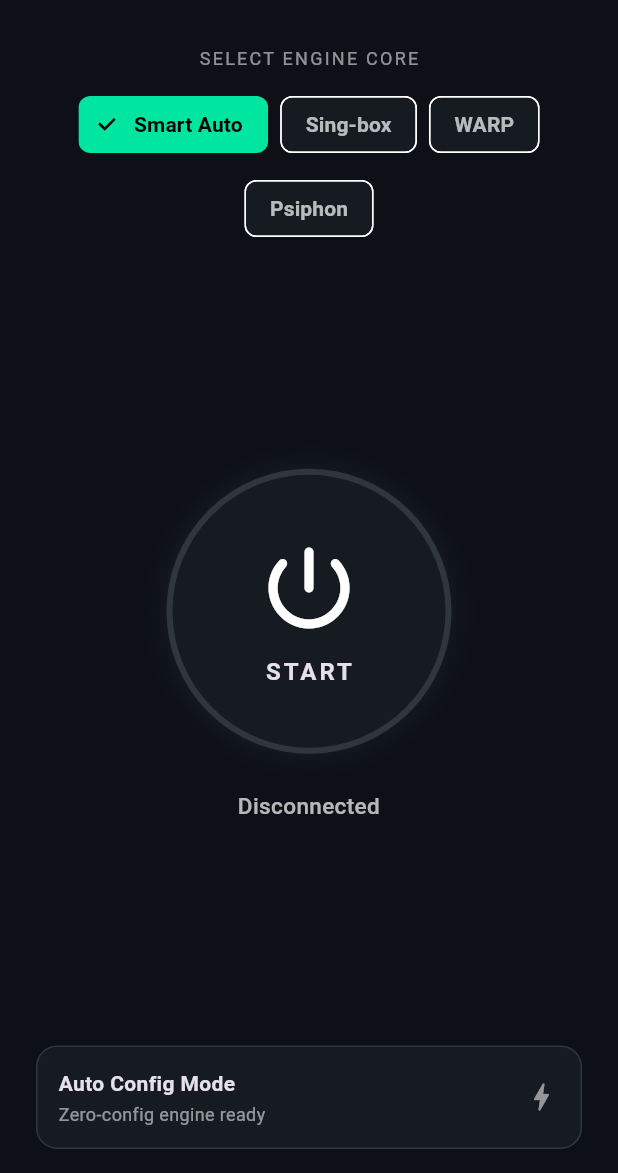
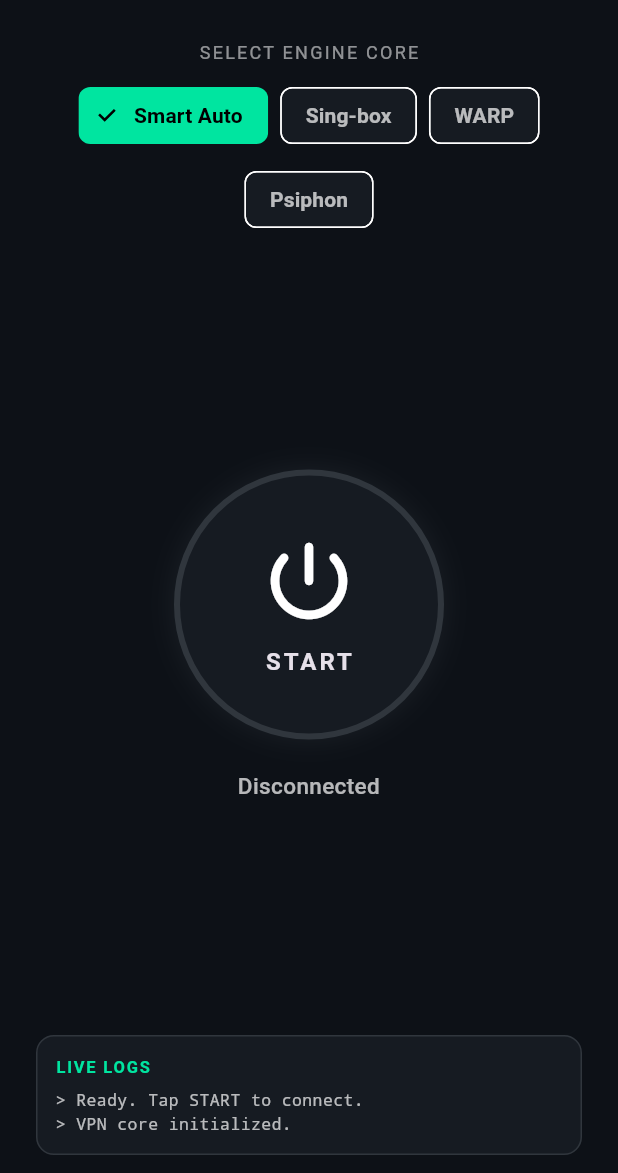
Before and after one commit to Hamedoo5472/NOORVPN, a Flutter app: the screen it shows after launch, on a phone screen of 412 x 824 dp, the part 63-1236 px from its top. Run offline on Flutter 3.47's test engine with Material 3 defaults, Android fonts, the phone set to English and light mode, and no system bars; our stand-ins replace shared_preferences; missing offline and left inert: flutter_v2ray.

Commit message:
Add CDN sources and live logs

```diff
--- a/lib/config_service.dart
+++ b/lib/config_service.dart
@@ -1,32 +1,55 @@
 import 'dart:convert';
 import 'package:http/http.dart' as http;
 
+class ConfigFetchResult {
+  final List<String> configs;
+  final List<String> logs;
+
+  ConfigFetchResult({required this.configs, required this.logs});
+}
+
 class ConfigService {
   static const List<String> _sources = [
-    'https://raw.githubusercontent.com/barry-far/V2ray-Configs/main/Sub1.txt',
-    'https://raw.githubusercontent.com/yebekhe/TVC/main/subscriptions/xray/normal/mix',
+    'https://cdn.jsdelivr.net/gh/barry-far/V2ray-Configs@main/All_Configs_Sub.txt',
+    'https://cdn.jsdelivr.net/gh/Epodonios/v2ray-configs@main/All_Configs_Sub.txt',
+    'https://cdn.jsdelivr.net/gh/mahdibland/V2RayAggregator@master/sub/sub_merge.txt',
+    'https://raw.githubusercontent.com/barry-far/V2ray-Configs/main/All_Configs_Sub.txt',
+    'https://raw.githubusercontent.com/Epodonios/v2ray-configs/main/All_Configs_Sub.txt',
   ];
 
   static Future<List<String>> fetchAutoConfigs() async {
+    final result = await fetchWithLogs();
+    return result.configs;
+  }
+
+  static Future<ConfigFetchResult> fetchWithLogs() async {
     final List<String> configs = [];
+    final List<String> logs = [];
 
-    for (final url in _sources) {
+    for (int i = 0; i < _sources.length; i++) {
+      final url = _sources[i];
       try {
         final response = await http
             .get(Uri.parse(url))
-            .timeout(const Duration(seconds: 10));
+            .timeout(const Duration(seconds: 8));
 
         if (response.statusCode == 200) {
           final parsed = _parseRawConfigs(response.body);
+          logs.add('Source ${i + 1}: OK (${parsed.length} configs)');
           configs.addAll(parsed);
-          if (configs.isNotEmpty) break;
+          if (configs.length >= 20) break;
+        } else {
+          logs.add('Source ${i + 1}: HTTP ${response.statusCode}');
         }
-      } catch (_) {
+      } catch (e) {
+        logs.add('Source ${i + 1}: Failed (${e.runtimeType})');
         continue;
       }
     }
 
-    return configs.toSet().toList();
+    final unique = configs.toSet().toList();
+    unique.shuffle();
+    return ConfigFetchResult(configs: unique, logs: logs);
   }
 
   static List<String> _parseRawConfigs(String body) {
@@ -44,8 +67,6 @@ class ConfigService {
       'vmess://',
       'trojan://',
       'ss://',
-      'hy2://',
-      'tuic://',
     ];
 
     return text
--- a/lib/main.dart
+++ b/lib/main.dart
@@ -36,9 +36,11 @@ class HomeScreen extends StatefulWidget {
 
 class _HomeScreenState extends State<HomeScreen> {
   final List<String> cores = ['Smart Auto', 'Sing-box', 'WARP', 'Psiphon'];
+  final List<String> _logs = ['Ready. Tap START to connect.'];
   String selectedCore = 'Smart Auto';
   bool isConnected = false;
   bool isConnecting = false;
+  bool _isInitialized = false;
   bool _cancelRequested = false;
   String statusText = 'Disconnected';
   String _activeRemark = 'NOORVPN';
@@ -60,16 +62,39 @@ class _HomeScreenState extends State<HomeScreen> {
             isConnected = true;
             isConnecting = false;
             statusText = 'Connected ($_activeRemark)';
+            _addLog('Tunnel connected!');
           } else if (state == 'DISCONNECTED') {
+            final wasConnected = isConnected;
             isConnected = false;
-            if (!isConnecting) {
+            if (wasConnected) {
               statusText = 'Disconnected';
+              _addLog('Tunnel disconnected.');
             }
           }
         });
       },
     );
-    _v2ray.initializeV2Ray();
+    _initCore();
+  }
+
+  Future<void> _initCore() async {
+    try {
+      await _v2ray.initializeV2Ray();
+      _isInitialized = true;
+      _addLog('VPN core initialized.');
+    } catch (e) {
+      _addLog('Core init error: $e');
+    }
+  }
+
+  void _addLog(String message) {
+    if (!mounted) return;
+    setState(() {
+      _logs.add(message);
+      if (_logs.length > 6) {
+        _logs.removeAt(0);
+      }
+    });
   }
 
   Future<void> _loadSelectedCore() async {
@@ -91,6 +116,7 @@ class _HomeScreenState extends State<HomeScreen> {
   Future<void> _toggleConnection() async {
     if (isConnected || isConnecting) {
       _cancelRequested = true;
+      _addLog('Stopping connection...');
       await _v2ray.stopV2Ray();
       if (!mounted) return;
       setState(() {
@@ -103,37 +129,49 @@ class _HomeScreenState extends State<HomeScreen> {
 
     _cancelRequested = false;
     setState(() {
+      _logs.clear();
       isConnecting = true;
-      statusText = 'Requesting VPN permission...';
+      statusText = 'Initializing VPN core...';
     });
 
-    final bool hasPermission = await _v2ray.requestPermission();
+    if (!_isInitialized) {
+      await _initCore();
+    }
+
+    setState(() => statusText = 'Requesting VPN permission...');
+    bool hasPermission = false;
+    try {
+      hasPermission = await _v2ray.requestPermission();
+    } catch (e) {
+      _addLog('Permission error: $e');
+    }
+
     if (!mounted) return;
     if (!hasPermission) {
       setState(() {
         isConnecting = false;
         statusText = 'VPN permission denied';
       });
+      _addLog('Permission denied by Android.');
       return;
     }
 
     setState(() => statusText = 'Fetching auto configs...');
-    final List<String> allConfigs = await ConfigService.fetchAutoConfigs();
+    _addLog('Fetching configs from CDN...');
+    final fetchResult = await ConfigService.fetchWithLogs();
     if (!mounted || _cancelRequested) return;
 
-    final List<String> xrayConfigs = allConfigs
-        .where((c) =>
-            c.startsWith('vless://') ||
-            c.startsWith('vmess://') ||
-            c.startsWith('trojan://') ||
-            c.startsWith('ss://'))
-        .toList();
+    for (final line in fetchResult.logs) {
+      _addLog(line);
+    }
 
+    final List<String> xrayConfigs = fetchResult.configs;
     if (xrayConfigs.isEmpty) {
       setState(() {
         isConnecting = false;
-        statusText = 'No configs found. Check internet.';
+        statusText = 'No configs found (check net)';
       });
+      _addLog('All sources failed.');
       return;
     }
 
@@ -168,6 +206,7 @@ class _HomeScreenState extends State<HomeScreen> {
         if (delay > 0) {
           bestConfigJson = fullConfig;
           bestRemark = '$remark (${delay}ms)';
+          _addLog('Found working server: ${delay}ms');
           break;
         }
       } catch (_) {
@@ -186,7 +225,12 @@ class _HomeScreenState extends State<HomeScreen> {
         isConnecting = false;
         statusText = 'No valid server found';
       });
+      _addLog('Could not parse any valid config.');
       return;
+    }
+
+    if (bestConfigJson == null) {
+      _addLog('Ping failed, trying fallback server...');
     }
 
     setState(() {
@@ -200,12 +244,14 @@ class _HomeScreenState extends State<HomeScreen> {
         config: finalConfig,
         proxyOnly: false,
       );
+      _addLog('startV2Ray called.');
     } catch (e) {
       if (!mounted) return;
       setState(() {
         isConnecting = false;
         statusText = 'Connection failed';
       });
+      _addLog('Start error: $e');
     }
   }
 
@@ -238,7 +284,7 @@ class _HomeScreenState extends State<HomeScreen> {
       ),
       body: SafeArea(
         child: Padding(
-          padding: const EdgeInsets.symmetric(horizontal: 24, vertical: 16),
+          padding: const EdgeInsets.symmetric(horizontal: 24, vertical: 12),
           child: Column(
             children: [
               const Text(
@@ -249,7 +295,7 @@ class _HomeScreenState extends State<HomeScreen> {
                   letterSpacing: 1.5,
                 ),
               ),
-              const SizedBox(height: 12),
+              const SizedBox(height: 10),
               Wrap(
                 spacing: 8,
                 runSpacing: 8,
@@ -274,8 +320,8 @@ class _HomeScreenState extends State<HomeScreen> {
                 onTap: _toggleConnection,
                 child: AnimatedContainer(
                   duration: const Duration(milliseconds: 300),
-                  width: 190,
-                  height: 190,
+                  width: 180,
+                  height: 180,
                   decoration: BoxDecoration(
                     shape: BoxShape.circle,
                     color: const Color(0xFF161B22),
@@ -293,7 +339,7 @@ class _HomeScreenState extends State<HomeScreen> {
                     children: [
                       Icon(
                         Icons.power_settings_new_rounded,
-                        size: 72,
+                        size: 68,
                         color: isConnected
                             ? const Color(0xFF00E5A0)
                             : Colors.white,
@@ -311,7 +357,7 @@ class _HomeScreenState extends State<HomeScreen> {
                   ),
                 ),
               ),
-              const SizedBox(height: 24),
+              const SizedBox(height: 20),
               Text(
                 statusText,
                 textAlign: TextAlign.center,
@@ -324,7 +370,7 @@ class _HomeScreenState extends State<HomeScreen> {
                 ),
               ),
               if (isConnected && _v2rayStatus != null) ...[
-                const SizedBox(height: 12),
+                const SizedBox(height: 10),
                 Text(
                   'Time: ${_v2rayStatus!.duration}   •   ↓ ${_formatSpeed(_v2rayStatus!.downloadSpeed)}   ↑ ${_formatSpeed(_v2rayStatus!.uploadSpeed)}',
                   style: const TextStyle(color: Colors.white54, fontSize: 12),
@@ -333,37 +379,35 @@ class _HomeScreenState extends State<HomeScreen> {
               const Spacer(),
               Container(
                 width: double.infinity,
-                padding: const EdgeInsets.all(14),
+                padding: const EdgeInsets.all(12),
                 decoration: BoxDecoration(
                   color: const Color(0xFF161B22),
-                  borderRadius: BorderRadius.circular(14),
+                  borderRadius: BorderRadius.circular(12),
                   border: Border.all(color: const Color(0xFF30363D)),
                 ),
-                child: Row(
-                  mainAxisAlignment: MainAxisAlignment.spaceBetween,
-                  children: [
-                    Column(
+                child: Column(
                   crossAxisAlignment: CrossAxisAlignment.start,
                   children: [
                     const Text(
-                          'Auto Config Mode',
+                      'LIVE LOGS',
                       style: TextStyle(
+                        color: Color(0xFF00E5A0),
+                        fontSize: 11,
                         fontWeight: FontWeight.bold,
-                            fontSize: 14,
+                        letterSpacing: 1.2,
                       ),
                     ),
-                        const SizedBox(height: 2),
+                    const SizedBox(height: 6),
+                    for (final log in _logs)
                       Text(
-                          isConnected ? _activeRemark : 'Zero-config engine ready',
-                          style: const TextStyle(color: Colors.white54, fontSize: 12),
+                        '> $log',
+                        maxLines: 1,
+                        overflow: TextOverflow.ellipsis,
+                        style: const TextStyle(
+                          color: Colors.white70,
+                          fontSize: 11,
+                          fontFamily: 'monospace',
                         ),
-                      ],
-                    ),
-                    Icon(
-                      Icons.bolt_rounded,
-                      color: isConnected
-                          ? const Color(0xFF00E5A0)
-                          : Colors.white54,
                       ),
                   ],
                 ),
```
Lines whose indentation alone changed are shown as unchanged.
